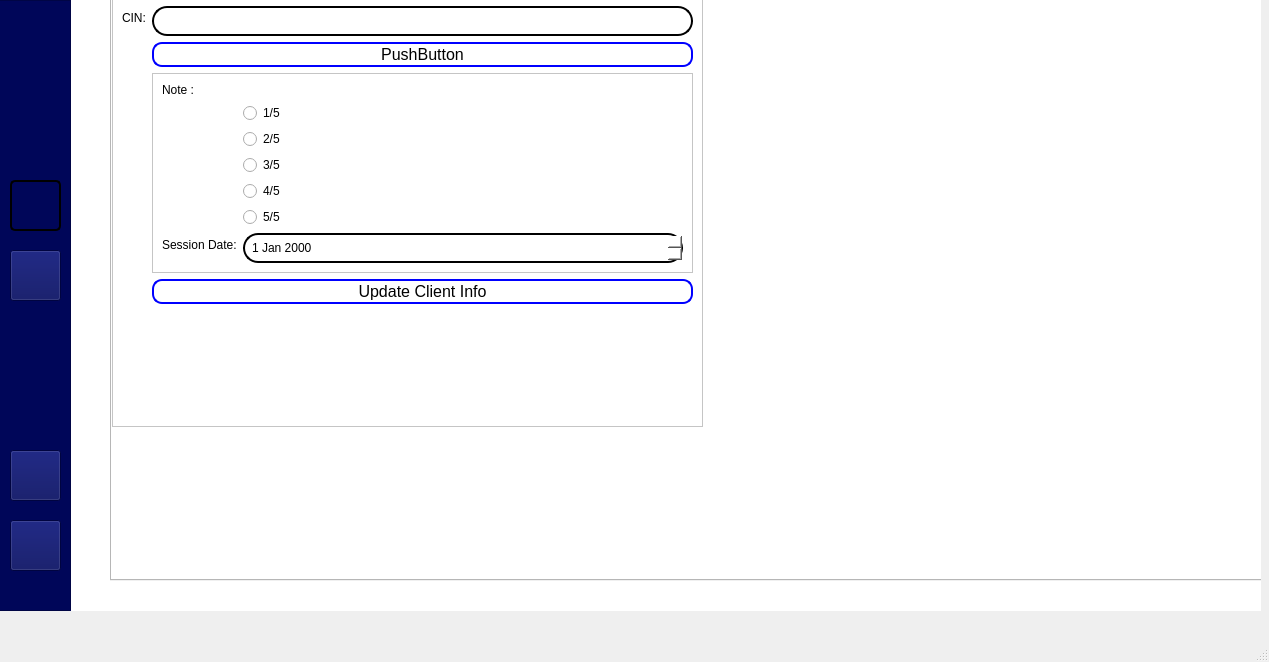
Qt form mainwindow.ui (Projet-CPP-2A6/Nautica) before a commit.
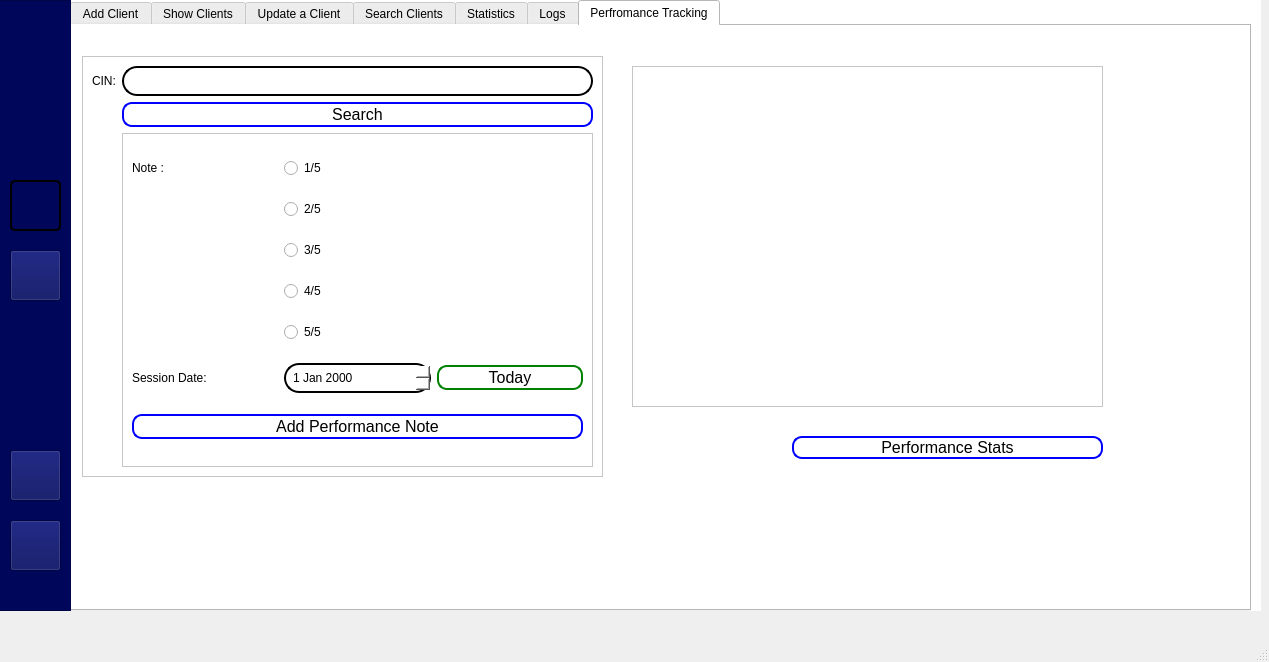
The same form after that commit. Icons and pictures are not drawn.

Commit message: added performance tracking/stats

```diff
--- a/mainwindow.ui
+++ b/mainwindow.ui
@@ -2137,8 +2137,8 @@
      <widget class="QTabWidget" name="tabWidget_2">
       <property name="geometry">
        <rect>
-        <x>40</x>
-        <y>-30</y>
+        <x>0</x>
+        <y>0</y>
         <width>1181</width>
         <height>611</height>
        </rect>
@@ -3036,10 +3036,10 @@
        <widget class="QFrame" name="frame_16">
         <property name="geometry">
          <rect>
-          <x>0</x>
-          <y>0</y>
-          <width>591</width>
-          <height>431</height>
+          <x>10</x>
+          <y>30</y>
+          <width>521</width>
+          <height>421</height>
          </rect>
         </property>
         <property name="frameShape">
@@ -3048,7 +3048,7 @@
         <property name="frameShadow">
          <enum>QFrame::Raised</enum>
         </property>
-        <layout class="QFormLayout" name="formLayout">
+        <layout class="QGridLayout" name="gridLayout_6">
          <item row="0" column="0">
           <widget class="QLabel" name="label_53">
            <property name="text">
@@ -3056,8 +3056,30 @@
            </property>
           </widget>
          </item>
+         <item row="0" column="1">
+          <widget class="QLineEdit" name="CINLineEdit">
+           <property name="styleSheet">
+            <string notr="true">QLineEdit {
+    border: 2px solid black; 
+    border-radius: 15px;
+    padding: 5px;
+    background-color: rgba(255, 255, 255);
+    color: black;
+}
+
+QLineEdit:focus {
+    border-color: black; 
+    background-color: rgba(248, 248, 248, 1); 
+}
+</string>
+           </property>
+           <property name="maxLength">
+            <number>8</number>
+           </property>
+          </widget>
+         </item>
          <item row="1" column="1">
-          <widget class="QPushButton" name="pushButton_2">
+          <widget class="QPushButton" name="SearchClient">
            <property name="styleSheet">
             <string notr="true">background-color: #ffffff; /* Fond blanc */
     border: 2px solid blue; /* Bordure bleue */
@@ -3069,19 +3091,54 @@
    </string>
            </property>
            <property name="text">
-            <string>PushButton</string>
+            <string>Search</string>
            </property>
           </widget>
          </item>
          <item row="2" column="1">
-          <widget class="QFrame" name="frame_17">
+          <widget class="QFrame" name="ClientNoteFrame">
            <property name="frameShape">
             <enum>QFrame::StyledPanel</enum>
            </property>
            <property name="frameShadow">
             <enum>QFrame::Raised</enum>
            </property>
-           <layout class="QFormLayout" name="formLayout_2">
+           <layout class="QGridLayout" name="gridLayout_7">
+            <item row="7" column="2">
+             <widget class="QPushButton" name="TodayButton">
+              <property name="styleSheet">
+               <string notr="true">background-color: #ffffff; /* Fond blanc */
+    border: 2px solid green; /* Bordure bleue */
+    border-radius: 10px; /* Coins arrondis */
+    padding: 1px 2px; /* Espacement intérieur */
+    color: black; /* Couleur du texte */
+    font-size: 16px; /* Taille de la police */
+   
+   </string>
+              </property>
+              <property name="text">
+               <string>Today</string>
+              </property>
+             </widget>
+            </item>
+            <item row="7" column="0">
+             <widget class="QLabel" name="label_55">
+              <property name="styleSheet">
+               <string notr="true">font: 16pt &quot;MS Shell Dlg 2&quot;;
+font: 14pt &quot;MS Shell Dlg 2&quot;;</string>
+              </property>
+              <property name="text">
+               <string>Session Date:</string>
+              </property>
+             </widget>
+            </item>
+            <item row="4" column="1">
+             <widget class="QRadioButton" name="note4">
+              <property name="text">
+               <string>4/5</string>
+              </property>
+             </widget>
+            </item>
             <item row="0" column="0">
              <widget class="QLabel" name="label_54">
               <property name="styleSheet">
@@ -3093,100 +3150,102 @@
               </property>
              </widget>
             </item>
-            <item row="2" column="1">
-             <widget class="QRadioButton" name="note1">
-              <property name="text">
-               <string>1/5</string>
-              </property>
-             </widget>
-            </item>
-            <item row="4" column="1">
+            <item row="3" column="1">
              <widget class="QRadioButton" name="note3">
               <property name="text">
                <string>3/5</string>
               </property>
              </widget>
             </item>
+            <item row="7" column="1">
+             <widget class="QDateEdit" name="SessionDate">
+              <property name="styleSheet">
+               <string notr="true">QDateEdit {
+    border: 2px solid black; 
+    border-radius: 15px;
+    padding: 5px;
+    background-color: rgba(255, 255, 255);
+    color: black;
+}
+
+QDateEdit:focus {
+    border-color: black; 
+    background-color: rgba(248, 248, 248, 1); 
+}
+</string>
+              </property>
+             </widget>
+            </item>
+            <item row="0" column="1">
+             <widget class="QRadioButton" name="note1">
+              <property name="text">
+               <string>1/5</string>
+              </property>
+             </widget>
+            </item>
+            <item row="2" column="1">
+             <widget class="QRadioButton" name="note2">
+              <property name="text">
+               <string>2/5</string>
+              </property>
+             </widget>
+            </item>
             <item row="5" column="1">
-             <widget class="QRadioButton" name="note4">
-              <property name="text">
-               <string>4/5</string>
-              </property>
-             </widget>
-            </item>
-            <item row="6" column="1">
              <widget class="QRadioButton" name="note5">
               <property name="text">
                <string>5/5</string>
               </property>
              </widget>
             </item>
-            <item row="3" column="1">
-             <widget class="QRadioButton" name="note3_2">
-              <property name="text">
-               <string>2/5</string>
-              </property>
-             </widget>
-            </item>
-            <item row="9" column="0">
-             <widget class="QLabel" name="label_55">
+            <item row="8" column="0" colspan="3">
+             <widget class="QPushButton" name="SessionButton">
               <property name="styleSheet">
-               <string notr="true">font: 16pt &quot;MS Shell Dlg 2&quot;;
-font: 14pt &quot;MS Shell Dlg 2&quot;;</string>
+               <string notr="true">background-color: #ffffff; /* Fond blanc */
+    border: 2px solid blue; /* Bordure bleue */
+    border-radius: 10px; /* Coins arrondis */
+    padding: 1px 2px; /* Espacement intérieur */
+    color: black; /* Couleur du texte */
+    font-size: 16px; /* Taille de la police */
+   
+   </string>
               </property>
               <property name="text">
-               <string>Session Date:</string>
-              </property>
-             </widget>
-            </item>
-            <item row="9" column="1">
-             <widget class="QDateEdit" name="UDateEdit_2">
-              <property name="styleSheet">
-               <string notr="true">QDateEdit {
-    border: 2px solid black; 
-    border-radius: 15px;
-    padding: 5px;
-    background-color: rgba(255, 255, 255);
-    color: black;
-}
-
-QDateEdit:focus {
-    border-color: black; 
-    background-color: rgba(248, 248, 248, 1); 
-}
-</string>
+               <string>Add Performance Note</string>
               </property>
              </widget>
             </item>
            </layout>
           </widget>
          </item>
-         <item row="0" column="1">
-          <widget class="QLineEdit" name="CINLineEdit">
-           <property name="styleSheet">
-            <string notr="true">QLineEdit {
-    border: 2px solid black; 
-    border-radius: 15px;
-    padding: 5px;
-    background-color: rgba(255, 255, 255);
-    color: black;
-}
-
-QLineEdit:focus {
-    border-color: black; 
-    background-color: rgba(248, 248, 248, 1); 
-}
-</string>
-           </property>
-           <property name="maxLength">
-            <number>8</number>
-           </property>
-          </widget>
-         </item>
-         <item row="3" column="1">
-          <widget class="QPushButton" name="UpdateClientBtn_2">
-           <property name="styleSheet">
-            <string notr="true">background-color: #ffffff; /* Fond blanc */
+        </layout>
+       </widget>
+       <widget class="QFrame" name="PerformanceStatsFrame">
+        <property name="geometry">
+         <rect>
+          <x>560</x>
+          <y>40</y>
+          <width>471</width>
+          <height>341</height>
+         </rect>
+        </property>
+        <property name="frameShape">
+         <enum>QFrame::StyledPanel</enum>
+        </property>
+        <property name="frameShadow">
+         <enum>QFrame::Raised</enum>
+        </property>
+       </widget>
+       <widget class="QPushButton" name="PerformanceStatsButton">
+        <property name="geometry">
+         <rect>
+          <x>720</x>
+          <y>410</y>
+          <width>311</width>
+          <height>23</height>
+         </rect>
+        </property>
+        <property name="styleSheet">
+         <string notr="true">background-color: #ffffff; /* Fond blanc */
     border: 2px solid blue; /* Bordure bleue */
     border-radius: 10px; /* Coins arrondis */
     padding: 1px 2px; /* Espacement intérieur */
@@ -3194,13 +3253,10 @@
     font-size: 16px; /* Taille de la police */
    
    </string>
-           </property>
-           <property name="text">
-            <string>Update Client Info</string>
-           </property>
-          </widget>
-         </item>
-        </layout>
+        </property>
+        <property name="text">
+         <string>Performance Stats</string>
+        </property>
        </widget>
       </widget>
      </widget>
```
Left out of the diff: 2 changed lines with no effect on the pictures. The commit also changes 5 other files.
